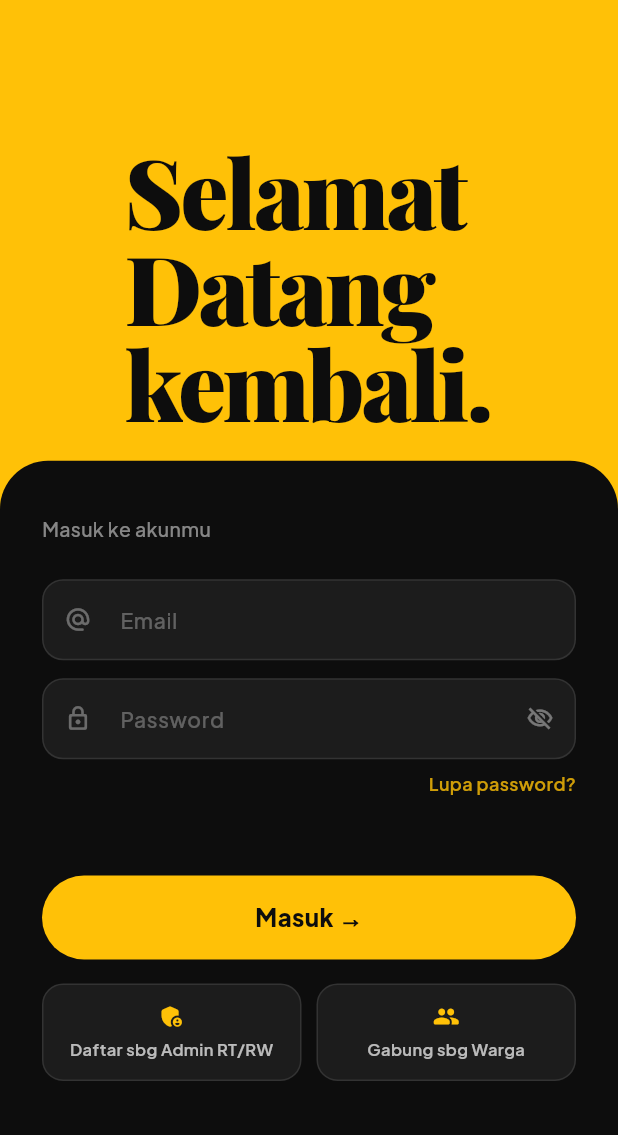
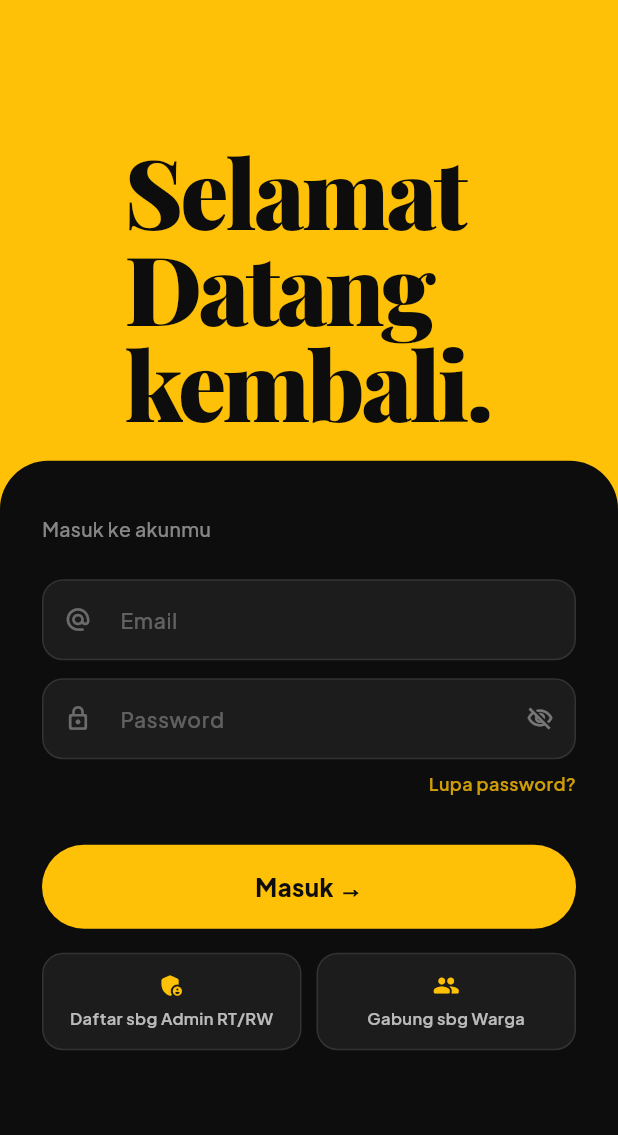
Before and after one commit to IchsanJunaedi/rukunin, a Flutter app: the screen it shows after launch, on a phone screen of 412 x 824 dp, the part 101-1236 px from its top. Run offline on Flutter 3.47's test engine with Material 3 defaults, Android fonts, the phone set to English and light mode, and no system bars; our stand-ins replace cached_network_image, dio, file_picker, firebase_core, firebase_messaging, fl_chart and 8 more; missing offline and left inert: file_saver; accounts and stored records are empty.

Commit message:
fix: wrap login form in SingleChildScrollView to prevent overflow
Co-Authored-By: Claude Sonnet 4.6 <noreply@anthropic.com>

```diff
--- a/lib/features/auth/screens/login_screen.dart
+++ b/lib/features/auth/screens/login_screen.dart
@@ -147,11 +147,12 @@ class _LoginScreenState extends ConsumerState<LoginScreen>
                 padding: const EdgeInsets.fromLTRB(28, 36, 28, 36),
                 child: Form(
                   key: _formKey,
-                  child: Column(
-                    crossAxisAlignment: CrossAxisAlignment.start,
-                    children: [
-                      Text(
-                        'Masuk ke akunmu',
+                  child: SingleChildScrollView(
+                    child: Column(
+                      crossAxisAlignment: CrossAxisAlignment.start,
+                      children: [
+                        Text(
+                          'Masuk ke akunmu',
                         style: GoogleFonts.plusJakartaSans(
                           color: Colors.white.withValues(alpha: 0.5),
                           fontSize: 13,
@@ -221,7 +222,7 @@ class _LoginScreenState extends ConsumerState<LoginScreen>
                         ),
                       ),
 
-                      const Spacer(),
+                      const SizedBox(height: 32),
 
                       // Tombol Masuk
                       GestureDetector(
@@ -279,6 +280,7 @@ class _LoginScreenState extends ConsumerState<LoginScreen>
                         ],
                       ),
                     ],
+                  ),
                   ),
                 ),
               ),
```
